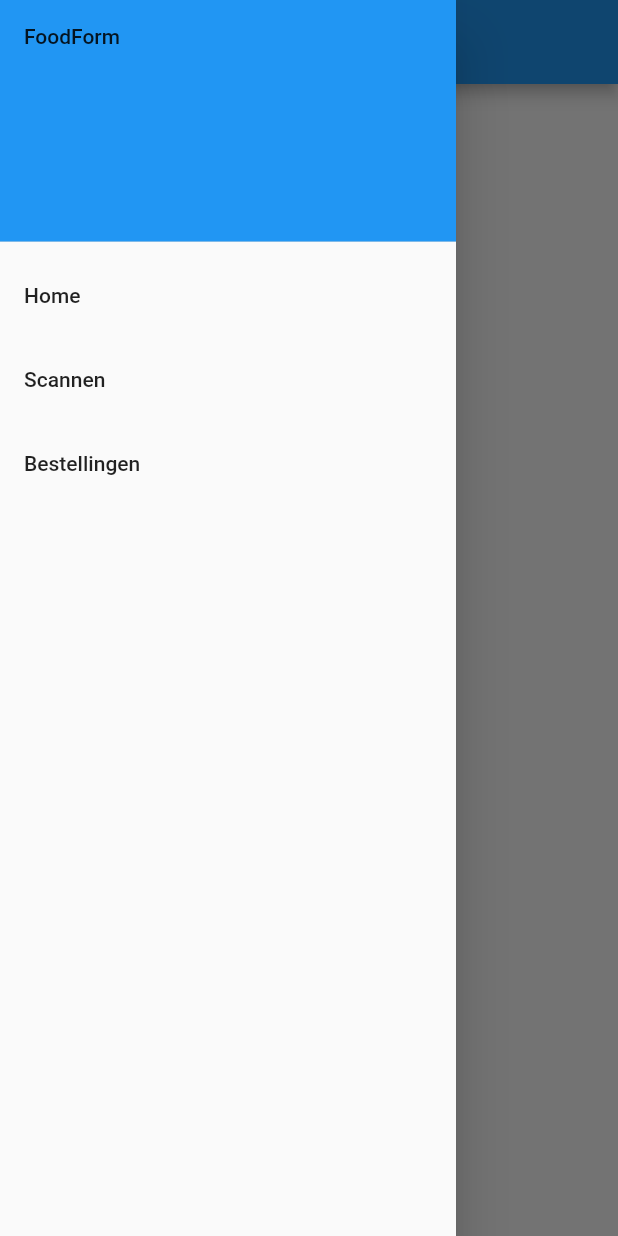
After one commit to WoutRenkin/flutter-app, a Flutter app: the screen it shows after launch, with the side drawer open, on a phone screen of 412 x 824 dp. The commit adds this screen. Run offline on Flutter 3.47's test engine with Material 2 defaults, Android fonts, the phone set to English and light mode, and no system bars.

Commit message:
navigation widget

```diff
--- /dev/null
+++ b/lib/widgets/navigation.dart
@@ -0,0 +1,50 @@
+import 'package:flutter/material.dart';
+import 'package:foodform/pages/bestellingen.dart';
+import 'package:foodform/pages/home.dart';
+import 'package:foodform/pages/scannen.dart';
+
+class NavigationDrawer extends StatelessWidget {
+  @override
+  Widget build(BuildContext context) {
+    return Drawer(
+      child: ListView(
+        padding: EdgeInsets.zero,
+        children: <Widget>[
+          DrawerHeader(
+            child: Text('FoodForm'),
+            decoration: BoxDecoration(
+              color: Colors.blue,
+            ),
+          ),
+          ListTile(
+            title: Text('Home'),
+            onTap: () {
+              Navigator.push(
+                context,
+                MaterialPageRoute(builder: (context) => HomePage()),
+              );
+            },
+          ),
+          ListTile(
+            title: Text('Scannen'),
+            onTap: () {
+              Navigator.push(
+                context,
+                MaterialPageRoute(builder: (context) => ScannenPage()),
+              );
+            },
+          ),
+          ListTile(
+            title: Text('Bestellingen'),
+            onTap: () {
+              Navigator.push(
+                context,
+                MaterialPageRoute(builder: (context) => BestellingenPage()),
+              );
+            },
+          ),
+        ],
+      ),
+    );
+  }
+}
```
Also changed, not shown: lib/pages/home.dart (+5 -45 lines).
